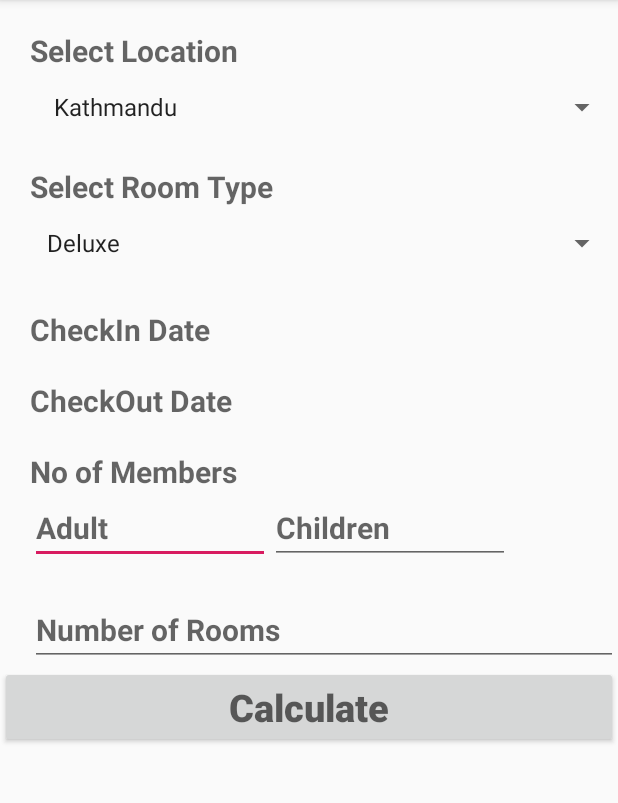
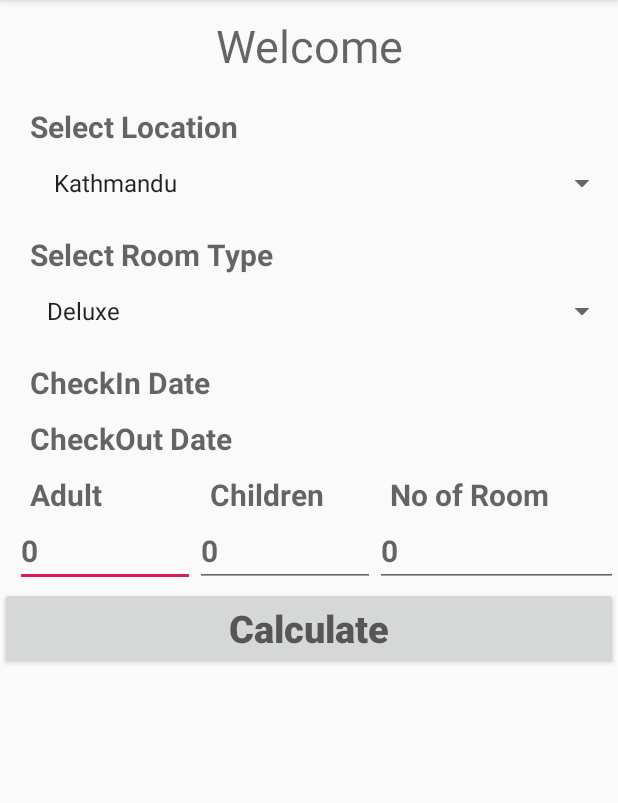
Before and after one commit to Sangita225/HotelBookingApp, an Android app: the screen it shows after launch (MainActivity), on a phone screen of 412 x 824 dp, the part 84-887 px from its top. Run offline under Robolectric (Android 15) with nearby library versions, the phone set to English and light mode, and no system bars.

```diff
--- a/app/src/main/AndroidManifest.xml
+++ b/app/src/main/AndroidManifest.xml
@@ -9,7 +9,6 @@
         android:roundIcon="@mipmap/ic_launcher_round"
         android:supportsRtl="true"
         android:theme="@style/AppTheme">
-        <activity android:name=".Home"></activity>
         <activity android:name=".ProgressBar" />
         <activity android:name=".MainActivity">
             <intent-filter>
--- a/app/src/main/res/layout/activity_main.xml
+++ b/app/src/main/res/layout/activity_main.xml
@@ -7,7 +7,14 @@
     android:orientation="vertical"
     tools:context=".MainActivity">
 
-
+    <TextView
+        android:layout_width="match_parent"
+        android:layout_height="wrap_content"
+        android:textColor="@android:color/white"
+        android:hint="Welcome"
+        android:textSize="30dp"
+        android:layout_margin="10dp"
+        android:textAlignment="center"/>
 
     <TextView
         android:layout_height="wrap_content"
@@ -16,7 +23,7 @@
         android:hint="Select Location"
         android:textStyle="bold"
         android:layout_marginLeft="20dp"
-        android:layout_marginTop="20dp"
+        android:layout_marginTop="10dp"
 
         />
 
@@ -36,7 +43,7 @@
         android:hint="Select Room Type"
         android:textStyle="bold"
         android:layout_marginLeft="20dp"
-        android:layout_marginTop="15dp"
+        android:layout_marginTop="10dp"
 
         />
 
@@ -57,11 +64,9 @@
         android:hint="CheckIn Date"
         android:textStyle="bold"
         android:layout_marginLeft="20dp"
-        android:layout_marginTop="20dp"
+        android:layout_marginTop="10dp"
 
         />
-
-
 
 
     <TextView
@@ -72,32 +77,69 @@
         android:hint="CheckOut Date"
         android:textStyle="bold"
         android:layout_marginLeft="20dp"
-        android:layout_marginTop="20dp"
+        android:layout_marginTop="10dp"
 
         />
-    <TextView
 
+    <LinearLayout
+        android:layout_width="match_parent"
         android:layout_height="wrap_content"
-        android:layout_width="match_parent"
-        android:textSize="20dp"
-        android:hint="No of Members"
-        android:textStyle="bold"
-        android:layout_marginLeft="20dp"
-        android:layout_marginTop="20dp"
+        android:orientation="horizontal"
+        android:layout_marginTop="10dp">
 
-        />
+        <TextView
+
+            android:layout_width="120dp"
+            android:layout_height="wrap_content"
+            android:layout_marginLeft="20dp"
+
+            android:hint="Adult"
+            android:textSize="20dp"
+
+            android:textStyle="bold"
+
+            />
+
+        <TextView
+
+            android:layout_width="120dp"
+            android:layout_height="wrap_content"
+
+
+            android:hint="Children"
+            android:textSize="20dp"
+
+            android:textStyle="bold"
+
+            />
+
+        <TextView
+
+            android:layout_width="match_parent"
+            android:layout_height="wrap_content"
+            android:hint="No of Room"
+            android:textSize="20dp"
+            android:textStyle="bold"
+
+            />
+
+
+    </LinearLayout>
+
     <LinearLayout
         android:layout_width="match_parent"
         android:layout_height="wrap_content"
         android:orientation="horizontal">
 
+
+
     <EditText
         android:id="@+id/adultno"
         android:layout_height="wrap_content"
-        android:layout_width="160dp"
-        android:hint="Adult"
+        android:layout_width="120dp"
+        android:hint="0"
         android:textSize="20dp"
-        android:layout_marginLeft="20dp"
+        android:layout_marginLeft="10dp"
         android:textStyle="bold"
         android:inputType="number"
 
@@ -106,9 +148,20 @@
         <EditText
             android:id="@+id/childno"
             android:layout_height="wrap_content"
-            android:layout_width="160dp"
-            android:hint="Children"
+            android:layout_width="120dp"
+            android:hint="0"
             android:textSize="20dp"
+            android:textStyle="bold"
+            android:inputType="number"
+
+            />
+        <EditText
+            android:id="@+id/etroomnum"
+            android:layout_height="wrap_content"
+            android:layout_width="match_parent"
+            android:hint="0"
+            android:textSize="20dp"
+
             android:textStyle="bold"
             android:inputType="number"
 
@@ -116,21 +169,9 @@
 
 
 
-
     </LinearLayout>
 
-    <EditText
-        android:id="@+id/etroomnum"
-        android:layout_height="wrap_content"
-        android:layout_width="match_parent"
-        android:hint="Number of Rooms"
-        android:textSize="20dp"
-       android:layout_marginLeft="20dp"
-        android:layout_marginTop="20dp"
-        android:textStyle="bold"
-        android:inputType="number"
 
-        />
 
 
 <Button
@@ -145,6 +186,52 @@
 
 <!--output to calculate total-->
 
+
+    <TextView
+        android:id="@+id/totalcost"
+        android:layout_height="wrap_content"
+        android:layout_width="match_parent"
+        android:textSize="20dp"
+        android:layout_margin="5dp"
+        android:textStyle="bold"
+        android:layout_marginLeft="140dp"
+        />
+
+    <TextView
+        android:id="@+id/tvvat"
+        android:layout_height="wrap_content"
+        android:layout_width="match_parent"
+
+        android:textSize="20dp"
+        android:layout_margin="5dp"
+        android:textStyle="bold"
+        android:layout_marginLeft="140dp"
+        />
+
+    <TextView
+        android:id="@+id/tvsc"
+        android:layout_height="wrap_content"
+        android:layout_width="match_parent"
+
+        android:textSize="20dp"
+        android:layout_margin="5dp"
+        android:textStyle="bold"
+        android:layout_marginLeft="120dp"
+        />
+
+
+    <TextView
+        android:id="@+id/tvnettotal"
+        android:layout_height="wrap_content"
+        android:layout_width="match_parent"
+
+        android:textSize="20dp"
+        android:layout_margin="5dp"
+        android:textStyle="bold"
+        android:layout_marginLeft="140dp"
+        />
+
+
     <TextView
         android:id="@+id/roomcost"
         android:layout_height="wrap_content"
@@ -154,7 +241,7 @@
         android:layout_margin="5dp"
         android:textStyle="bold"
         android:inputType="number"
-        android:visibility="invisible"
+
         android:layout_marginLeft="140dp"
 
         />
@@ -185,50 +272,6 @@
         />
 
 
-    <TextView
-        android:id="@+id/totalcost"
-        android:layout_height="wrap_content"
-        android:layout_width="match_parent"
-
-        android:textSize="20dp"
-        android:layout_margin="5dp"
-        android:textStyle="bold"
-        android:layout_marginLeft="140dp"
-        />
-
-    <TextView
-        android:id="@+id/tvvat"
-        android:layout_height="wrap_content"
-        android:layout_width="match_parent"
-
-        android:textSize="20dp"
-        android:layout_margin="5dp"
-        android:textStyle="bold"
-        android:layout_marginLeft="140dp"
-        />
-    <TextView
-        android:id="@+id/tvsc"
-        android:layout_height="wrap_content"
-        android:layout_width="match_parent"
-
-        android:textSize="20dp"
-        android:layout_margin="5dp"
-        android:textStyle="bold"
-      android:layout_marginLeft="120dp"
-        />
-
-    <TextView
-        android:id="@+id/tvnettotal"
-        android:layout_height="wrap_content"
-        android:layout_width="match_parent"
-
-        android:textSize="20dp"
-        android:layout_margin="5dp"
-        android:textStyle="bold"
-        android:layout_marginLeft="140dp"
-        />
-
-
 
 
 
```
Also changed, not shown: app/src/main/java/com/example/hotelbooking/Home.java (deleted, +0 -14 lines), app/src/main/java/com/example/hotelbooking/MainActivity.java (+87 -38 lines), app/src/main/java/com/example/hotelbooking/ProgressBar.java (+16 -8 lines), app/src/main/res/layout/activity_home.xml (deleted, +0 -45 lines).
